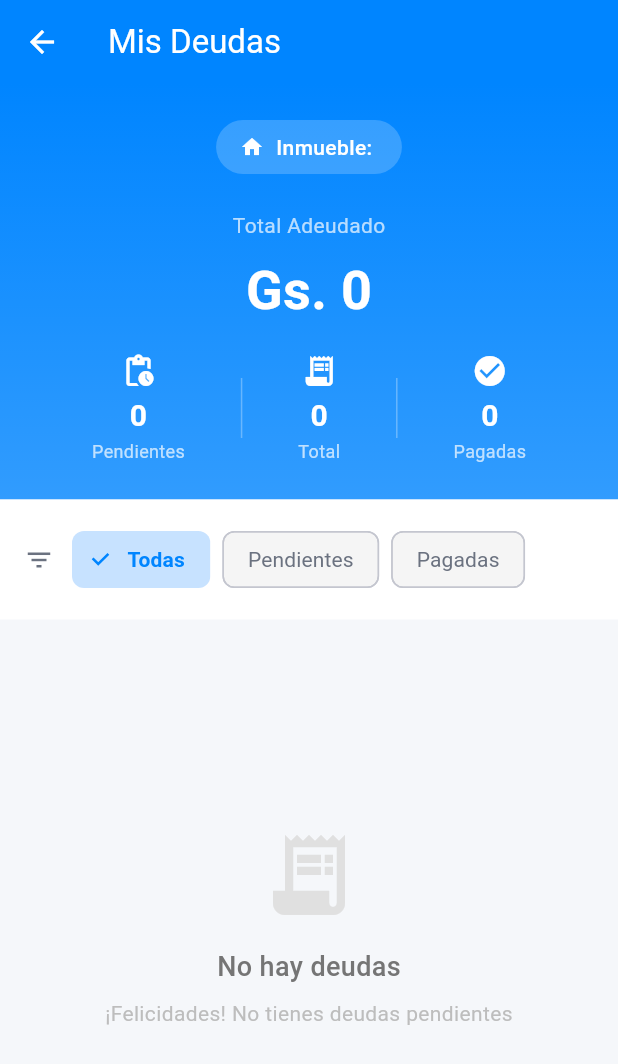
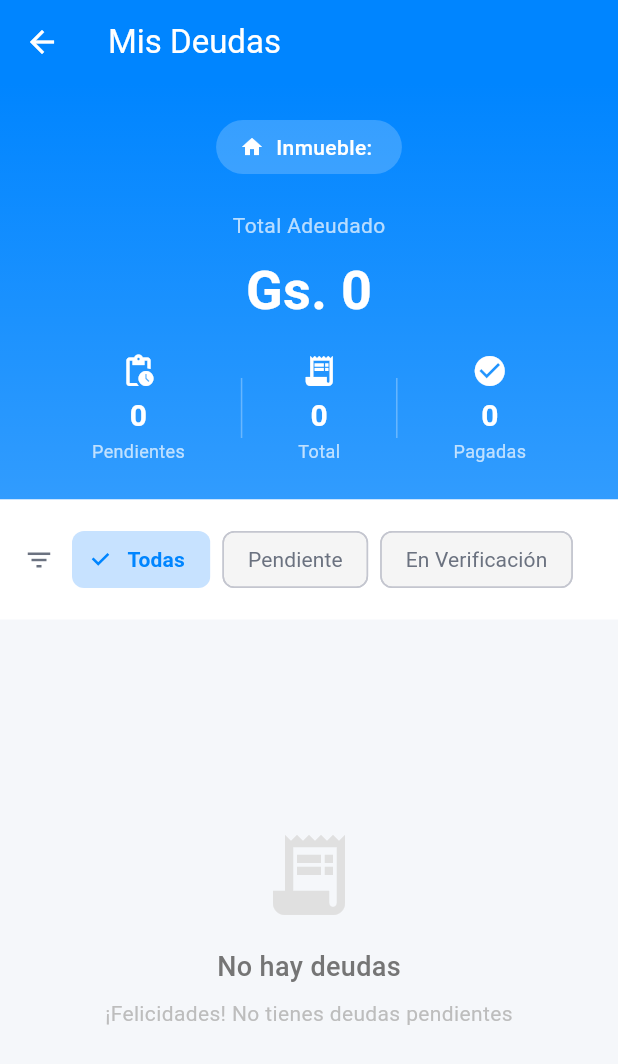
Before and after one commit to willvoid/aguateria, a Flutter app: the DeudasClientesPage screen opened directly with empty values, after a tap on "Todas", on a phone screen of 412 x 824 dp. Shown: the top 1064 px of the screen. Run offline on Flutter 3.47's test engine with Material 3 defaults, Android fonts, the phone set to English and light mode, and no system bars; our stand-ins replace image_picker, shared_preferences, supabase_flutter; missing offline and left inert: bcrypt; accounts and stored records are empty.

Commit message:
Historial de consumo para cliente añadido con modo deuda y consumo en deudas_clientes_page.

```diff
--- a/lib/vista/dashboard_clientes/deudaspage.dart
+++ b/lib/vista/dashboard_clientes/deudas_clientes_page.dart
@@ -6,14 +6,18 @@ import 'package:myapp/dao/cuenta_cobrarcrudimpl.dart';
 import 'package:intl/intl.dart';
 import 'package:myapp/vista/dashboard_clientes/pagar_deuda_dialog.dart';
 
+enum ModoDeudasClientes { deuda, consumo }
+
 class DeudasClientesPage extends StatefulWidget {
   final Cliente cliente;
   final Inmuebles inmueble;
+  final ModoDeudasClientes modo;
 
   const DeudasClientesPage({
     Key? key,
     required this.cliente,
     required this.inmueble,
+    this.modo = ModoDeudasClientes.deuda,
   }) : super(key: key);
 
   @override
@@ -25,10 +29,15 @@ class _DeudasClientesPageState extends State<DeudasClientesPage> {
   bool _isLoading = true;
   List<CuentaCobrar> _deudas = [];
   String _filtroEstado = 'TODAS';
+  int? _anioSeleccionado;
+  List<int> _aniosDisponibles = [];
+
   final NumberFormat _formatoMoneda = NumberFormat.currency(
     symbol: 'Gs. ',
     decimalDigits: 0,
   );
+
+  bool get _modoConsumo => widget.modo == ModoDeudasClientes.consumo;
 
   @override
   void initState() {
@@ -40,48 +49,81 @@ class _DeudasClientesPageState extends State<DeudasClientesPage> {
     setState(() => _isLoading = true);
 
     try {
-      final deudas = await _deudaCrud.leerDeudasPorInmueble(
+      final todasLasDeudas = await _deudaCrud.leerDeudasPorInmueble(
         widget.inmueble.id!,
       );
 
+      // Filtrar según el modo
+      final deudasDelModo = _modoConsumo
+          ? todasLasDeudas.where((d) => d.estado == 'PAGADO').toList()
+          : todasLasDeudas.where((d) => d.estado != 'PAGADO').toList();
+
+      // Extraer años disponibles para modo consumo
+      final anios = deudasDelModo
+          .where((d) => d.fk_ciclos != null)
+          .map((d) => _extraerAnio(d))
+          .whereType<int>()
+          .toSet()
+          .toList()
+        ..sort((a, b) => b.compareTo(a));
+
       setState(() {
-        _deudas = deudas;
+        _deudas = deudasDelModo;
+        _aniosDisponibles = anios;
+        if (_modoConsumo && anios.isNotEmpty && _anioSeleccionado == null) {
+          _anioSeleccionado = anios.first;
+        }
         _isLoading = false;
       });
     } catch (e) {
       setState(() => _isLoading = false);
       if (mounted) {
-        ScaffoldMessenger.of(
-          context,
-        ).showSnackBar(SnackBar(content: Text('Error al cargar deudas: $e')));
+        ScaffoldMessenger.of(context).showSnackBar(
+          SnackBar(content: Text('Error al cargar deudas: $e')),
+        );
       }
     }
   }
 
+  /// Extrae el año del ciclo. Ajusta según tu modelo (ej. ciclo.anio o parsear ciclo.ciclo "YYYY-MM").
+  int? _extraerAnio(CuentaCobrar deuda) {
+    if (deuda.fk_ciclos == null) return null;
+    try {
+      return int.parse(deuda.fk_ciclos!.ciclo.substring(0, 4));
+    } catch (_) {
+      return deuda.fk_ciclos!.inicio.year;
+    }
+  }
+
   List<CuentaCobrar> get _deudasFiltradas {
-    if (_filtroEstado == 'TODAS') return _deudas;
-    if (_filtroEstado == 'PENDIENTES') {
-      return _deudas.where((d) => d.estado == 'PENDIENTE').toList();
+    List<CuentaCobrar> resultado = _deudas;
+
+    // Filtro por año (solo modo consumo)
+    if (_modoConsumo && _anioSeleccionado != null) {
+      resultado = resultado
+          .where((d) => _extraerAnio(d) == _anioSeleccionado)
+          .toList();
     }
-    if (_filtroEstado == 'PAGADO') {
-      return _deudas.where((d) => d.estado == 'PAGADO').toList();
+
+    // Filtro por estado (solo modo deuda, en consumo ya están todos pagados)
+    if (!_modoConsumo && _filtroEstado != 'TODAS') {
+      resultado = resultado.where((d) => d.estado == _filtroEstado).toList();
     }
-    return _deudas.where((d) => d.estado == _filtroEstado).toList();
+
+    return resultado;
   }
 
   double get _totalDeuda {
-    return _deudasFiltradas
+    return _deudas
         .where((d) => d.estado == 'PENDIENTE')
         .fold(0.0, (sum, deuda) => sum + deuda.saldo);
   }
 
-  int get _cantidadPendientes {
-    return _deudas.where((d) => d.estado == 'PENDIENTE').length;
-  }
+  int get _cantidadPendientes =>
+      _deudas.where((d) => d.estado == 'PENDIENTE').length;
 
-  int get _cantidadPagadas {
-    return _deudas.where((d) => d.estado == 'PAGADO').length;
-  }
+  int get _cantidadPagadas =>
+      _deudas.where((d) => d.estado == 'PAGADO').length;
 
   bool _estaVencida(CuentaCobrar deuda) {
     if (deuda.fk_ciclos == null) return false;
@@ -102,7 +144,7 @@ class _DeudasClientesPageState extends State<DeudasClientesPage> {
         backgroundColor: const Color(0xFF0085FF),
         foregroundColor: Colors.white,
         elevation: 0,
-        title: const Text('Mis Deudas'),
+        title: Text(_modoConsumo ? 'Mis Consumos' : 'Mis Deudas'),
       ),
       body: _isLoading
           ? const Center(child: CircularProgressIndicator())
@@ -137,11 +179,7 @@ class _DeudasClientesPageState extends State<DeudasClientesPage> {
                         child: Row(
                           mainAxisSize: MainAxisSize.min,
                           children: [
-                            const Icon(
-                              Icons.home,
-                              color: Colors.white,
-                              size: 16,
-                            ),
+                            const Icon(Icons.home, color: Colors.white, size: 16),
                             const SizedBox(width: 8),
                             Text(
                               'Inmueble: ${widget.inmueble.cod_inmueble ?? 'N/A'}',
@@ -156,7 +194,8 @@ class _DeudasClientesPageState extends State<DeudasClientesPage> {
                       ),
                       const SizedBox(height: 24),
 
-                      // Total adeudado
+                      // Total adeudado — solo en modo deuda
+                      if (!_modoConsumo) ...[
                         const Text(
                           'Total Adeudado',
                           style: TextStyle(color: Colors.white70, fontSize: 14),
@@ -171,7 +210,6 @@ class _DeudasClientesPageState extends State<DeudasClientesPage> {
                           ),
                         ),
                         const SizedBox(height: 16),
-
                         // Estadísticas
                         Row(
                           mainAxisAlignment: MainAxisAlignment.spaceEvenly,
@@ -203,38 +241,25 @@ class _DeudasClientesPageState extends State<DeudasClientesPage> {
                             ),
                           ],
                         ),
+                      ] else ...[
+                        // En modo consumo solo mostramos el total de registros
+                        _buildEstadistica(
+                          'Consumos pagados',
+                          _deudas.length.toString(),
+                          Icons.check_circle,
+                        ),
+                      ],
                     ],
                   ),
                 ),
 
-                // Filtros
+                // ── Filtros ──────────────────────────────────────────────────
                 Container(
                   padding: const EdgeInsets.all(16),
                   color: Colors.white,
-                  child: Row(
-                    children: [
-                      const Icon(
-                        Icons.filter_list,
-                        size: 20,
-                        color: Color(0xFF6B7280),
-                      ),
-                      const SizedBox(width: 12),
-                      Expanded(
-                        child: SingleChildScrollView(
-                          scrollDirection: Axis.horizontal,
-                          child: Row(
-                            children: [
-                              _buildFiltroChip('TODAS'),
-                              const SizedBox(width: 8),
-                              _buildFiltroChip('PENDIENTES'),
-                              const SizedBox(width: 8),
-                              _buildFiltroChip('PAGADO'),
-                            ],
-                          ),
-                        ),
-                      ),
-                    ],
-                  ),
+                  child: _modoConsumo
+                      ? _buildFiltrosAnio()
+                      : _buildFiltrosEstado(),
                 ),
 
                 // Lista de deudas
@@ -251,7 +276,9 @@ class _DeudasClientesPageState extends State<DeudasClientesPage> {
                               ),
                               const SizedBox(height: 16),
                               Text(
-                                'No hay deudas',
+                                _modoConsumo
+                                    ? 'No hay consumos para mostrar'
+                                    : 'No hay deudas',
                                 style: TextStyle(
                                   fontSize: 18,
                                   color: Colors.grey[600],
@@ -260,13 +287,13 @@ class _DeudasClientesPageState extends State<DeudasClientesPage> {
                               ),
                               const SizedBox(height: 8),
                               Text(
-                                _filtroEstado == 'TODAS'
+                                _modoConsumo
+                                    ? 'No se encontraron consumos para este período'
+                                    : _filtroEstado == 'TODAS'
                                         ? '¡Felicidades! No tienes deudas pendientes'
                                         : 'No se encontraron deudas con este filtro',
                                 style: TextStyle(
-                                  fontSize: 14,
-                                  color: Colors.grey[400],
-                                ),
+                                    fontSize: 14, color: Colors.grey[400]),
                                 textAlign: TextAlign.center,
                               ),
                             ],
@@ -279,13 +306,10 @@ class _DeudasClientesPageState extends State<DeudasClientesPage> {
                             itemCount: _deudasFiltradas.length,
                             itemBuilder: (context, index) {
                               final deuda = _deudasFiltradas[index];
-                              final cliente = widget.cliente;
-                              final inmueble = widget.inmueble;
-
                               return _buildDeudaCard(
                                 deuda,
-                                cliente,
-                                inmueble,
+                                widget.cliente,
+                                widget.inmueble,
                                 1,
                               );
                             },
@@ -294,6 +318,68 @@ class _DeudasClientesPageState extends State<DeudasClientesPage> {
                 ),
               ],
             ),
+    );
+  }
+
+  // ── Filtro por estado (modo deuda) ────────────────────────────────────────
+  Widget _buildFiltrosEstado() {
+    return Row(
+      children: [
+        const Icon(Icons.filter_list, size: 20, color: Color(0xFF6B7280)),
+        const SizedBox(width: 12),
+        Expanded(
+          child: SingleChildScrollView(
+            scrollDirection: Axis.horizontal,
+            child: Row(
+              children: [
+                _buildFiltroChip('TODAS'),
+                const SizedBox(width: 8),
+                _buildFiltroChip('PENDIENTE'),
+                const SizedBox(width: 8),
+                _buildFiltroChip('EN REVISION'),
+              ],
+            ),
+          ),
+        ),
+      ],
+    );
+  }
+
+  // ── Filtro por año (modo consumo) ─────────────────────────────────────────
+  Widget _buildFiltrosAnio() {
+    if (_aniosDisponibles.isEmpty) return const SizedBox.shrink();
+    return Row(
+      children: [
+        const Icon(Icons.calendar_today, size: 20, color: Color(0xFF6B7280)),
+        const SizedBox(width: 12),
+        Expanded(
+          child: SingleChildScrollView(
+            scrollDirection: Axis.horizontal,
+            child: Row(
+              children: _aniosDisponibles.map((anio) {
+                final seleccionado = anio == _anioSeleccionado;
+                return Padding(
+                  padding: const EdgeInsets.only(right: 8),
+                  child: ChoiceChip(
+                    label: Text('$anio'),
+                    selected: seleccionado,
+                    selectedColor: const Color(0xFF0085FF),
+                    labelStyle: TextStyle(
+                      color: seleccionado ? Colors.white : Colors.black87,
+                      fontWeight: seleccionado
+                          ? FontWeight.bold
+                          : FontWeight.normal,
+                    ),
+                    onSelected: (_) {
+                      setState(() => _anioSeleccionado = anio);
+                    },
+                  ),
+                );
+              }).toList(),
+            ),
+          ),
+        ),
+      ],
     );
   }
 
@@ -310,10 +396,7 @@ class _DeudasClientesPageState extends State<DeudasClientesPage> {
             fontWeight: FontWeight.bold,
           ),
         ),
-        Text(
-          label,
-          style: const TextStyle(color: Colors.white70, fontSize: 12),
-        ),
+        Text(label, style: const TextStyle(color: Colors.white70, fontSize: 12)),
       ],
     );
   }
@@ -324,21 +407,18 @@ class _DeudasClientesPageState extends State<DeudasClientesPage> {
       label: Text(
         filtro == 'TODAS'
             ? 'Todas'
-            : filtro == 'PENDIENTES'
-            ? 'Pendientes'
-            : 'Pagadas',
+            : filtro == 'PENDIENTE'
+                ? 'Pendiente'
+                : 'En Verificación',
       ),
       selected: isSelected,
-      onSelected: (selected) {
-        setState(() {
-          _filtroEstado = filtro;
-        });
-      },
+      onSelected: (selected) => setState(() => _filtroEstado = filtro),
       backgroundColor: Colors.grey[100],
       selectedColor: const Color(0xFF0085FF).withOpacity(0.2),
       checkmarkColor: const Color(0xFF0085FF),
       labelStyle: TextStyle(
-        color: isSelected ? const Color(0xFF0085FF) : const Color(0xFF6B7280),
+        color:
+            isSelected ? const Color(0xFF0085FF) : const Color(0xFF6B7280),
         fontWeight: isSelected ? FontWeight.w600 : FontWeight.normal,
       ),
     );
@@ -379,7 +459,8 @@ class _DeudasClientesPageState extends State<DeudasClientesPage> {
         color: Colors.white,
         borderRadius: BorderRadius.circular(12),
         border: Border.all(
-          color: estaVencida ? Colors.red.withOpacity(0.3) : Colors.grey[200]!,
+          color:
+              estaVencida ? Colors.red.withOpacity(0.3) : Colors.grey[200]!,
           width: estaVencida ? 2 : 1,
         ),
         boxShadow: [
@@ -410,7 +491,8 @@ class _DeudasClientesPageState extends State<DeudasClientesPage> {
                         color: estadoColor.withOpacity(0.1),
                         borderRadius: BorderRadius.circular(8),
                       ),
-                      child: Icon(estadoIcon, color: estadoColor, size: 20),
+                      child:
+                          Icon(estadoIcon, color: estadoColor, size: 20),
                     ),
                     const SizedBox(width: 12),
                     Expanded(
@@ -430,9 +512,7 @@ class _DeudasClientesPageState extends State<DeudasClientesPage> {
                             Text(
                               deuda.descripcion,
                               style: TextStyle(
-                                fontSize: 12,
-                                color: Colors.grey[600],
-                              ),
+                                  fontSize: 12, color: Colors.grey[600]),
                             ),
                           ],
                           if (deuda.fk_ciclos != null) ...[
@@ -440,9 +520,7 @@ class _DeudasClientesPageState extends State<DeudasClientesPage> {
                             Text(
                               'Ciclo: ${deuda.fk_ciclos!.descripcion}',
                               style: TextStyle(
-                                fontSize: 12,
-                                color: Colors.grey[600],
-                              ),
+                                  fontSize: 12, color: Colors.grey[600]),
                             ),
                           ],
                         ],
@@ -462,9 +540,7 @@ class _DeudasClientesPageState extends State<DeudasClientesPage> {
                         Text(
                           deuda.estado == 'PAGADO' ? 'Pagado' : 'Saldo',
                           style: TextStyle(
-                            fontSize: 12,
-                            color: Colors.grey[600],
-                          ),
+                              fontSize: 12, color: Colors.grey[600]),
                         ),
                         const SizedBox(height: 4),
                         Text(
@@ -485,9 +561,7 @@ class _DeudasClientesPageState extends State<DeudasClientesPage> {
                           Text(
                             'Pagado: ${_formatoMoneda.format(deuda.pagado)}',
                             style: TextStyle(
-                              fontSize: 11,
-                              color: Colors.green[600],
-                            ),
+                                fontSize: 11, color: Colors.green[600]),
                           ),
                         ],
                       ],
@@ -497,9 +571,7 @@ class _DeudasClientesPageState extends State<DeudasClientesPage> {
                       children: [
                         Container(
                           padding: const EdgeInsets.symmetric(
-                            horizontal: 12,
-                            vertical: 6,
-                          ),
+                              horizontal: 12, vertical: 6),
                           decoration: BoxDecoration(
                             color: estadoColor.withOpacity(0.1),
                             borderRadius: BorderRadius.circular(12),
@@ -517,18 +589,13 @@ class _DeudasClientesPageState extends State<DeudasClientesPage> {
                           const SizedBox(height: 8),
                           Row(
                             children: [
-                              Icon(
-                                Icons.calendar_today,
-                                size: 12,
-                                color: Colors.grey[600],
-                              ),
+                              Icon(Icons.calendar_today,
+                                  size: 12, color: Colors.grey[600]),
                               const SizedBox(width: 4),
                               Text(
                                 'Vence: ${DateFormat('dd/MM/yyyy').format(deuda.fk_ciclos!.vencimiento)}',
                                 style: TextStyle(
-                                  fontSize: 12,
-                                  color: Colors.grey[600],
-                                ),
+                                    fontSize: 12, color: Colors.grey[600]),
                               ),
                             ],
                           ),
@@ -537,8 +604,8 @@ class _DeudasClientesPageState extends State<DeudasClientesPage> {
                     ),
                   ],
                 ),
-                // BOTÓN DE PAGO RÁPIDO - NUEVO
-                if (deuda.estado == 'PENDIENTE') ...[
+                // Botón pagar — solo en modo deuda y estado pendiente
+                if (!_modoConsumo && deuda.estado == 'PENDIENTE') ...[
                   const SizedBox(height: 12),
                   SizedBox(
                     width: double.infinity,
@@ -554,7 +621,6 @@ class _DeudasClientesPageState extends State<DeudasClientesPage> {
                             idUsuario: idUsuario,
                           ),
                         );
-
                         if (resultado == true) {
                           await _cargarDeudas();
                           if (mounted) {
@@ -581,7 +647,7 @@ class _DeudasClientesPageState extends State<DeudasClientesPage> {
                     ),
                   ),
                 ],
-                // ALERTA DE VENCIMIENTO
+                // Alerta de vencimiento
                 if (estaVencida) ...[
                   const SizedBox(height: 12),
                   Container(
@@ -592,11 +658,8 @@ class _DeudasClientesPageState extends State<DeudasClientesPage> {
                     ),
                     child: Row(
                       children: [
-                        Icon(
-                          Icons.error_outline,
-                          size: 16,
-                          color: Colors.red[700],
-                        ),
+                        Icon(Icons.error_outline,
+                            size: 16, color: Colors.red[700]),
                         const SizedBox(width: 8),
                         Text(
                           'Vencida hace ${_diasVencidos(deuda)} días',
@@ -663,10 +726,9 @@ class _DeudasClientesPageState extends State<DeudasClientesPage> {
               const SizedBox(height: 24),
               _buildDetalleRow('Concepto', deuda.fk_concepto.nombre),
               _buildDetalleRow(
-                'Monto Total',
-                _formatoMoneda.format(deuda.monto),
-              ),
-              _buildDetalleRow('Pagado', _formatoMoneda.format(deuda.pagado)),
+                  'Monto Total', _formatoMoneda.format(deuda.monto)),
+              _buildDetalleRow(
+                  'Pagado', _formatoMoneda.format(deuda.pagado)),
               _buildDetalleRow('Saldo', _formatoMoneda.format(deuda.saldo)),
               if (deuda.fk_ciclos != null) ...[
                 _buildDetalleRow(
@@ -675,7 +737,8 @@ class _DeudasClientesPageState extends State<DeudasClientesPage> {
                 ),
                 _buildDetalleRow(
                   'Fecha de Vencimiento',
-                  DateFormat('dd/MM/yyyy').format(deuda.fk_ciclos!.vencimiento),
+                  DateFormat('dd/MM/yyyy')
+                      .format(deuda.fk_ciclos!.vencimiento),
                 ),
               ],
               _buildDetalleRow('Estado', deuda.estado),
@@ -687,7 +750,8 @@ class _DeudasClientesPageState extends State<DeudasClientesPage> {
                 const SizedBox(height: 16),
                 const Text(
                   'Información de Consumo',
-                  style: TextStyle(fontSize: 16, fontWeight: FontWeight.bold),
+                  style: TextStyle(
+                      fontSize: 16, fontWeight: FontWeight.bold),
                 ),
                 const SizedBox(height: 12),
                 _buildDetalleRow(
@@ -704,12 +768,11 @@ class _DeudasClientesPageState extends State<DeudasClientesPage> {
                 ),
               ],
               const SizedBox(height: 24),
-              if (deuda.estado != 'PAGADO') ...[
+              // Botón pagar en el detalle — solo en modo deuda
+              if (!_modoConsumo && deuda.estado != 'PAGADO') ...[
                 ElevatedButton(
                   onPressed: () async {
-                    Navigator.pop(context); // Cierra el modal de detalle
-
-                    // Muestra el dialog de pago
+                    Navigator.pop(context);
                     final resultado = await showDialog<bool>(
                       context: context,
                       barrierDismissible: false,
@@ -720,8 +783,6 @@ class _DeudasClientesPageState extends State<DeudasClientesPage> {
                         idUsuario: idUsuario,
                       ),
                     );
-
-                    // Si el pago fue exitoso, recarga las deudas
                     if (resultado == true) {
                       await _cargarDeudas();
                       if (mounted) {
@@ -745,7 +806,8 @@ class _DeudasClientesPageState extends State<DeudasClientesPage> {
                   ),
                   child: const Text(
                     'Pagar Deuda',
-                    style: TextStyle(fontSize: 16, fontWeight: FontWeight.w600),
+                    style: TextStyle(
+                        fontSize: 16, fontWeight: FontWeight.w600),
                   ),
                 ),
               ],
```
Also changed, not shown: lib/vista/dashboard_clientes/dashboard_clientes.dart (+12 -2 lines). Lines whose indentation alone changed are shown as unchanged.
